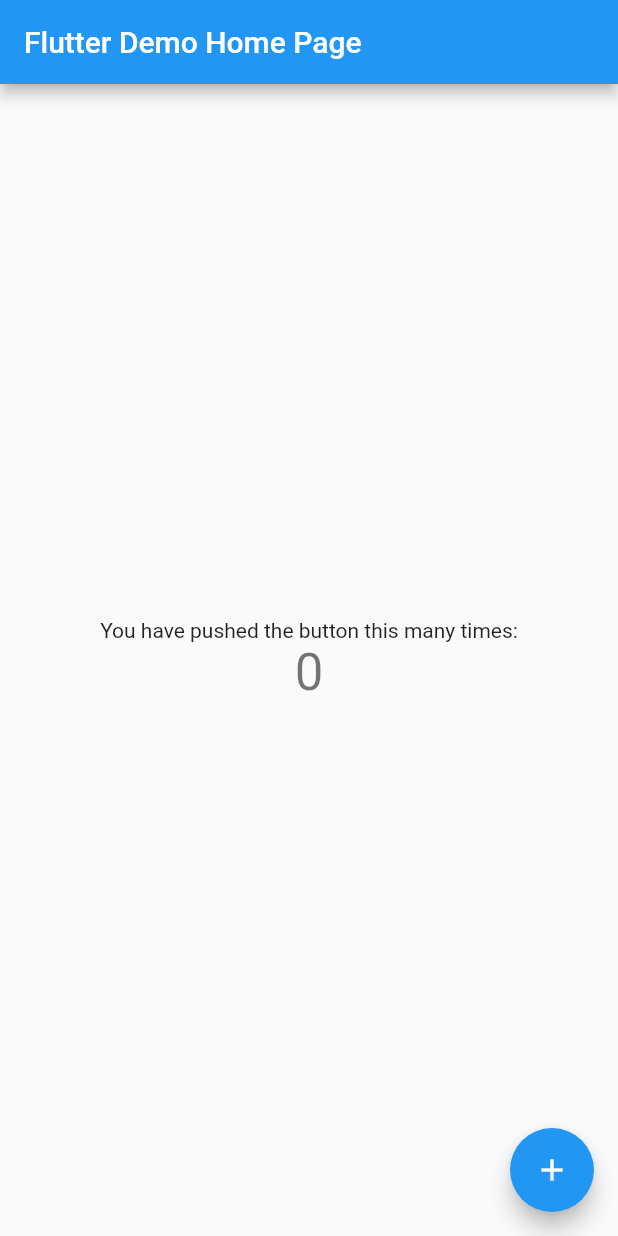
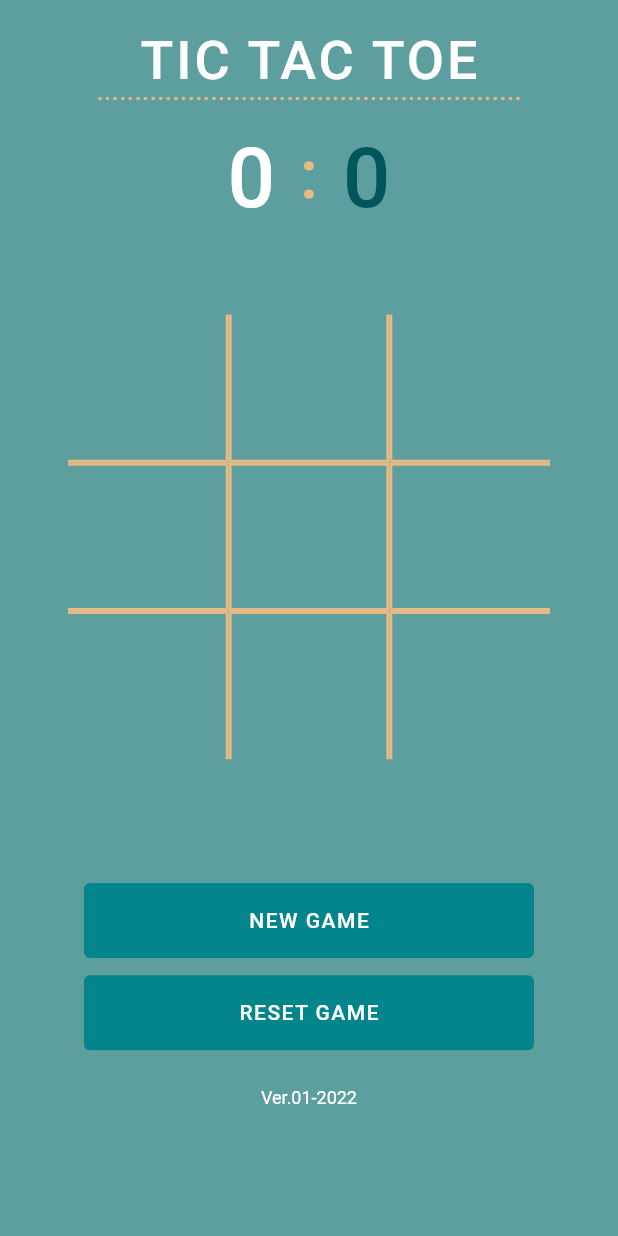
Before and after one commit to ShahoriarNahid/tic_tac_toe_game, a Flutter app: the screen it shows after launch, on a phone screen of 412 x 824 dp. Run offline on Flutter 3.47's test engine with Material 2 defaults, Android fonts, the light colour scheme and no system bars; our stand-ins replace get; Roboto replaces fonts that are missing (Montserrat).

Commit message:
function update

```diff
--- /dev/null
+++ b/lib/component/constant.dart
@@ -0,0 +1,20 @@
+import 'package:flutter/cupertino.dart';
+
+class Constants {
+  // Colors
+  static const Color backgroundColor = Color(0xff5d9e9f);
+  static const Color whiteColor = Color(0xffffffff);
+  static const Color yellowColor = Color(0xffe6b985);
+  static const Color accentColor = Color(0xff00565a);
+  static const Color buttonColor = Color(0xff03858b);
+  // Texts
+  static const String appTitle = 'TIC TAC TOE';
+  static const String semiColon = ':';
+  static const String newGameText = 'new game';
+  static const String resetGameText = 'reset game';
+  static const String resetButtonText = 'play again';
+  static const String dialogMiddleText = "Reset game to play again";
+  static const String versionNumber = 'Ver.01-2022';
+  // Fonts
+  static const String fontFamily = 'Montserrat';
+}
--- /dev/null
+++ b/lib/layout/layout.dart
@@ -0,0 +1,37 @@
+import 'package:flutter/material.dart';
+
+import '../component/constant.dart';
+import '../utils/config.dart';
+import '../widgets/app_footer.dart';
+import '../widgets/appbar.dart';
+
+
+class CustomLayout extends StatelessWidget {
+  final Widget child;
+
+  const CustomLayout({Key? key, required this.child}) : super(key: key);
+
+  @override
+  Widget build(BuildContext context) {
+    SizeConfig().init(context);
+    return Scaffold(
+      body: SafeArea(
+        child: Container(
+          width: MediaQuery.of(context).size.width,
+          height: MediaQuery.of(context).size.height,
+          color: Constants.backgroundColor,
+          child: Column(
+            children: [
+              const AppBarWidget(),
+              child,
+              Padding(
+                padding: EdgeInsets.only(top: SizeConfig.safeBlockVertical * 3),
+                child: const AppFooterWidget(),
+              ),
+            ],
+          ),
+        ),
+      ),
+    );
+  }
+}
--- a/lib/main.dart
+++ b/lib/main.dart
@@ -1,4 +1,6 @@
 import 'package:flutter/material.dart';
+import 'package:get/get.dart';
+import 'package:tic_tac_toe_game/pages/homepage.dart';
 
 void main() {
   runApp(const MyApp());
@@ -7,109 +9,15 @@
 class MyApp extends StatelessWidget {
   const MyApp({super.key});
 
-  // This widget is the root of your application.
   @override
   Widget build(BuildContext context) {
-    return MaterialApp(
-      title: 'Flutter Demo',
+    return GetMaterialApp(
+      debugShowCheckedModeBanner: false,
+      title: 'TIC TAC TOE',
       theme: ThemeData(
-        // This is the theme of your application.
-        //
-        // Try running your application with "flutter run". You'll see the
-        // application has a blue toolbar. Then, without quitting the app, try
-        // changing the primarySwatch below to Colors.green and then invoke
-        // "hot reload" (press "r" in the console where you ran "flutter run",
-        // or simply save your changes to "hot reload" in a Flutter IDE).
-        // Notice that the counter didn't reset back to zero; the application
-        // is not restarted.
         primarySwatch: Colors.blue,
       ),
-      home: const MyHomePage(title: 'Flutter Demo Home Page'),
+      home: const HomeScreen(),
     );
   }
 }
-
-class MyHomePage extends StatefulWidget {
-  const MyHomePage({super.key, required this.title});
-
-  // This widget is the home page of your application. It is stateful, meaning
-  // that it has a State object (defined below) that contains fields that affect
-  // how it looks.
-
-  // This class is the configuration for the state. It holds the values (in this
-  // case the title) provided by the parent (in this case the App widget) and
-  // used by the build method of the State. Fields in a Widget subclass are
-  // always marked "final".
-
-  final String title;
-
-  @override
-  State<MyHomePage> createState() => _MyHomePageState();
-}
-
-class _MyHomePageState extends State<MyHomePage> {
-  int _counter = 0;
-
-  void _incrementCounter() {
-    setState(() {
-      // This call to setState tells the Flutter framework that something has
-      // changed in this State, which causes it to rerun the build method below
-      // so that the display can reflect the updated values. If we changed
-      // _counter without calling setState(), then the build method would not be
-      // called again, and so nothing would appear to happen.
-      _counter++;
-    });
-  }
-
-  @override
-  Widget build(BuildContext context) {
-    // This method is rerun every time setState is called, for instance as done
-    // by the _incrementCounter method above.
-    //
-    // The Flutter framework has been optimized to make rerunning build methods
-    // fast, so that you can just rebuild anything that needs updating rather
-    // than having to individually change instances of widgets.
-    return Scaffold(
-      appBar: AppBar(
-        // Here we take the value from the MyHomePage object that was created by
-        // the App.build method, and use it to set our appbar title.
-        title: Text(widget.title),
-      ),
-      body: Center(
-        // Center is a layout widget. It takes a single child and positions it
-        // in the middle of the parent.
-        child: Column(
-          // Column is also a layout widget. It takes a list of children and
-          // arranges them vertically. By default, it sizes itself to fit its
-          // children horizontally, and tries to be as tall as its parent.
-          //
-          // Invoke "debug painting" (press "p" in the console, choose the
-          // "Toggle Debug Paint" action from the Flutter Inspector in Android
-          // Studio, or the "Toggle Debug Paint" command in Visual Studio Code)
-          // to see the wireframe for each widget.
-          //
-          // Column has various properties to control how it sizes itself and
-          // how it positions its children. Here we use mainAxisAlignment to
-          // center the children vertically; the main axis here is the vertical
-          // axis because Columns are vertical (the cross axis would be
-          // horizontal).
-          mainAxisAlignment: MainAxisAlignment.center,
-          children: <Widget>[
-            const Text(
-              'You have pushed the button this many times:',
-            ),
-            Text(
-              '$_counter',
-              style: Theme.of(context).textTheme.headline4,
-            ),
-          ],
-        ),
-      ),
-      floatingActionButton: FloatingActionButton(
-        onPressed: _incrementCounter,
-        tooltip: 'Increment',
-        child: const Icon(Icons.add),
-      ), // This trailing comma makes auto-formatting nicer for build methods.
-    );
-  }
-}
--- /dev/null
+++ b/lib/pages/homepage.dart
@@ -0,0 +1,75 @@
+import 'package:flutter/cupertino.dart';
+import 'package:get/get.dart';
+
+import '../component/constant.dart';
+import '../controller/controller.dart';
+import '../layout/layout.dart';
+import '../utils/config.dart';
+import '../widgets/button.dart';
+import '../widgets/cubes.dart';
+import '../widgets/scoreboard.dart';
+
+class HomeScreen extends StatefulWidget {
+  const HomeScreen({Key? key}) : super(key: key);
+
+  @override
+  State<HomeScreen> createState() => _HomeScreenState();
+}
+
+class _HomeScreenState extends State<HomeScreen> {
+  final TicTacToeController ticTacToeController =
+  Get.put(TicTacToeController());
+
+  @override
+  Widget build(BuildContext context) {
+    SizeConfig().init(context);
+    return GetBuilder<TicTacToeController>(builder: (_) {
+      return CustomLayout(
+        child: Padding(
+          padding: EdgeInsets.only(top: SizeConfig.safeBlockVertical * 2),
+          child: Column(
+            children: [
+              Padding(
+                padding:
+                EdgeInsets.only(bottom: SizeConfig.safeBlockVertical * 7),
+                child: ScoreboardWidget(
+                  xScore: ticTacToeController.xScore,
+                  yScore: ticTacToeController.yScore,
+                ),
+              ),
+              for (var i = 0; i < 3; i++)
+                Row(
+                  mainAxisAlignment: MainAxisAlignment.center,
+                  crossAxisAlignment: CrossAxisAlignment.start,
+                  children: [
+                    for (var j = 0; j < 3; j++)
+                      GestureDetector(
+                          onTap: () {
+                            ticTacToeController.onUserClick(i, j);
+                          },
+                          child: CubesWidget(
+                            i: i,
+                            j: j,
+                            displayElement: ticTacToeController.data[i][j],
+                          ))
+                  ],
+                ),
+              Padding(
+                  padding:
+                  EdgeInsets.only(top: SizeConfig.safeBlockVertical * 10),
+                  child: ButtonWidget(
+                      onPressed: () => {ticTacToeController.onNewGameClick()},
+                      text: Constants.newGameText)),
+              Padding(
+                  padding:
+                  EdgeInsets.only(top: SizeConfig.safeBlockVertical * 1.4),
+                  child: ButtonWidget(
+                      onPressed: () => {ticTacToeController.onResetClick()},
+                      text: Constants.resetGameText))
+            ],
+          ),
+        ),
+      );
+    });
+  }
+}
--- /dev/null
+++ b/lib/utils/config.dart
@@ -0,0 +1,30 @@
+import 'package:flutter/widgets.dart';
+
+class SizeConfig {
+  static double screenWidth = 0;
+  static double screenHeight = 0;
+  static double blockSizeHorizontal = 0;
+  static double blockSizeVertical = 0;
+
+  static double safeAreaHorizontal = 0;
+  static double safeAreaVertical = 0;
+  static double safeBlockHorizontal = 0;
+  static double safeBlockVertical = 0;
+
+  void init(BuildContext context) {
+    MediaQueryData mediaQueryData = MediaQuery.of(context);
+    screenWidth = mediaQueryData.size.width;
+    screenHeight = mediaQueryData.size.height;
+
+    blockSizeHorizontal = screenWidth / 100;
+    blockSizeVertical = screenHeight / 100;
+
+    safeAreaHorizontal =
+        mediaQueryData.padding.left + mediaQueryData.padding.right;
+    safeAreaVertical =
+        mediaQueryData.padding.top + mediaQueryData.padding.bottom;
+
+    safeBlockHorizontal = (screenWidth - safeAreaHorizontal) / 100;
+    safeBlockVertical = (screenHeight - safeAreaVertical) / 100;
+  }
+}
--- /dev/null
+++ b/lib/utils/util.dart
@@ -0,0 +1,116 @@
+import 'package:flutter/cupertino.dart';
+
+import '../component/constant.dart';
+
+class Util {
+  static String calculateWinner(List<List<String>> data) {
+    // if Draw happens,
+    bool _isDraw = true;
+    for (var i = 0; i < 3; i++) {
+      for (var j = 0; j < 3; j++) {
+        if (data[i][j] == '') {
+          _isDraw = false;
+        }
+      }
+    }
+
+    // Horizontal matches
+    if (data[0][0] == data[0][1] &&
+        data[0][1] == data[0][2] &&
+        data[0][0] != '') {
+      return data[0][0];
+    }
+    if (data[1][0] == data[1][1] &&
+        data[1][1] == data[1][2] &&
+        data[1][0] != '') {
+      return data[1][0];
+    }
+    if (data[2][0] == data[2][1] &&
+        data[2][1] == data[2][2] &&
+        data[2][0] != '') {
+      return data[2][0];
+    }
+
+    // Vertical matches
+    if (data[0][0] == data[1][0] &&
+        data[1][0] == data[2][0] &&
+        data[0][0] != '') {
+      return data[0][0];
+    }
+    if (data[0][1] == data[1][1] &&
+        data[1][1] == data[2][1] &&
+        data[0][1] != '') {
+      return data[0][1];
+    }
+    if (data[0][2] == data[1][2] &&
+        data[1][2] == data[2][2] &&
+        data[0][2] != '') {
+      return data[0][2];
+    }
+
+    // Diagonal matches
+    if (data[0][0] == data[1][1] &&
+        data[1][1] == data[2][2] &&
+        data[0][0] != '') {
+      return data[0][0];
+    }
+    if (data[0][2] == data[1][1] &&
+        data[1][1] == data[2][0] &&
+        data[0][2] != '') {
+      return data[0][2];
+    }
+
+    if (_isDraw) {
+      return 'draw';
+    }
+    return '';
+  }
+
+  static getBorderSide(int i, int j) {
+    const double width = 2;
+    const Color color = Constants.yellowColor;
+    if (i == 0 && j == 0) {
+      return const Border(
+          right: BorderSide(width: width, color: color),
+          bottom: BorderSide(width: width, color: color));
+    } else if (i == 0 && j == 1) {
+      return const Border(
+          left: BorderSide(width: width, color: color),
+          right: BorderSide(width: width, color: color),
+          bottom: BorderSide(width: width, color: color));
+    } else if (i == 0 && j == 2) {
+      return const Border(
+          left: BorderSide(width: width, color: color),
+          bottom: BorderSide(width: width, color: color));
+    } else if (i == 1 && j == 0) {
+      return const Border(
+          right: BorderSide(width: width, color: color),
+          top: BorderSide(width: width, color: color),
+          bottom: BorderSide(width: width, color: color));
+    } else if (i == 1 && j == 1) {
+      return const Border(
+          top: BorderSide(width: width, color: color),
+          left: BorderSide(width: width, color: color),
+          right: BorderSide(width: width, color: color),
+          bottom: BorderSide(width: width, color: color));
+    } else if (i == 1 && j == 2) {
+      return const Border(
+          top: BorderSide(width: width, color: color),
+          left: BorderSide(width: width, color: color),
+          bottom: BorderSide(width: width, color: color));
+    } else if (i == 2 && j == 0) {
+      return const Border(
+          right: BorderSide(width: width, color: color),
+          top: BorderSide(width: width, color: color));
+    } else if (i == 2 && j == 1) {
+      return const Border(
+          right: BorderSide(width: width, color: color),
+          left: BorderSide(width: width, color: color),
+          top: BorderSide(width: width, color: color));
+    } else {
+      return const Border(
+          left: BorderSide(width: width, color: color),
+          top: BorderSide(width: width, color: color));
+    }
+  }
+}
--- /dev/null
+++ b/lib/widgets/app_footer.dart
@@ -0,0 +1,18 @@
+import 'package:flutter/cupertino.dart';
+
+import '../component/constant.dart';
+
+class AppFooterWidget extends StatelessWidget {
+  const AppFooterWidget({Key? key}) : super(key: key);
+
+  @override
+  Widget build(BuildContext context) {
+    return const Text(
+      Constants.versionNumber,
+      style: TextStyle(
+          color: Constants.whiteColor,
+          fontFamily: Constants.fontFamily,
+          fontSize: 12),
+    );
+  }
+}
--- /dev/null
+++ b/lib/widgets/appbar.dart
@@ -0,0 +1,43 @@
+import 'package:flutter/cupertino.dart';
+import '../component/constant.dart';
+import '../utils/config.dart';
+
+class AppBarWidget extends StatelessWidget {
+  const AppBarWidget({Key? key}) : super(key: key);
+
+  @override
+  Widget build(BuildContext context) {
+    SizeConfig().init(context);
+    return Center(
+      child: Container(
+        padding: EdgeInsets.only(top: SizeConfig.safeBlockVertical * 6),
+        child: Column(
+          children: [
+            const Text(Constants.appTitle,
+                style: TextStyle(
+                    color: Constants.whiteColor,
+                    fontSize: 36,
+                    height: 0.1,
+                    fontFamily: Constants.fontFamily,
+                    fontWeight: FontWeight.w500,
+                    letterSpacing: 2)),
+            Row(
+              mainAxisAlignment: MainAxisAlignment.center,
+              crossAxisAlignment: CrossAxisAlignment.start,
+              children: List.generate(
+                  56,
+                  (_) => const Text(
+                        '.',
+                        style: TextStyle(
+                            color: Constants.yellowColor,
+                            fontWeight: FontWeight.w600,
+                            fontFamily: Constants.fontFamily,
+                            letterSpacing: 1),
+                      )),
+            )
+          ],
+        ),
+      ),
+    );
+  }
+}
--- /dev/null
+++ b/lib/widgets/button.dart
@@ -0,0 +1,38 @@
+import 'package:flutter/material.dart';
+
+import '../component/constant.dart';
+
+class ButtonWidget extends StatelessWidget {
+  final VoidCallback onPressed;
+  final String text;
+  final double? width;
+  final double? height;
+  const ButtonWidget(
+      {Key? key,
+      required this.onPressed,
+      required this.text,
+      this.width,
+      this.height})
+      : super(key: key);
+
+  @override
+  Widget build(BuildContext context) {
+    return SizedBox(
+      width: width ?? 300,
+      height: height ?? 50,
+      child: TextButton(
+        onPressed: onPressed,
+        style: ButtonStyle(
+            backgroundColor: MaterialStateProperty.all(Constants.buttonColor),
+            foregroundColor: MaterialStateProperty.all(Constants.whiteColor)),
+        child: Text(
+          text.toUpperCase(),
+          style: const TextStyle(
+              fontFamily: Constants.fontFamily,
+              fontWeight: FontWeight.w500,
+              letterSpacing: 1),
+        ),
+      ),
+    );
+  }
+}
--- /dev/null
+++ b/lib/widgets/cubes.dart
@@ -0,0 +1,47 @@
+import 'package:flutter/cupertino.dart';
+import 'package:get/get.dart';
+
+import '../component/constant.dart';
+import '../controller/controller.dart';
+import '../utils/config.dart';
+import '../utils/util.dart';
+
+class CubesWidget extends StatelessWidget {
+  final String displayElement;
+  final int i, j;
+  final TicTacToeController ticTacToeController =
+      Get.put(TicTacToeController());
+  CubesWidget(
+      {Key? key,
+      required this.displayElement,
+      required this.i,
+      required this.j})
+      : super(key: key);
+
+  @override
+  Widget build(BuildContext context) {
+    SizeConfig().init(context);
+    return GetBuilder<TicTacToeController>(builder: (_) {
+      return IgnorePointer(
+        ignoring: ticTacToeController.stopInteraction.value,
+        child: Container(
+          width: SizeConfig.safeBlockHorizontal * 26,
+          height: SizeConfig.safeBlockVertical * 12,
+          decoration: BoxDecoration(
+              color: Constants.backgroundColor,
+              border: Util.getBorderSide(i, j)),
+          child: Center(
+              child: Text(
+            displayElement,
+            textAlign: TextAlign.center,
+            style: TextStyle(
+                fontSize: 80,
+                color: displayElement == 'X'
+                    ? Constants.whiteColor
+                    : Constants.accentColor),
+          )),
+        ),
+      );
+    });
+  }
+}
--- /dev/null
+++ b/lib/widgets/scoreboard.dart
@@ -0,0 +1,52 @@
+import 'package:flutter/cupertino.dart';
+import 'package:get/get.dart';
+
+import '../component/constant.dart';
+import '../utils/config.dart';
+
+class ScoreboardWidget extends StatelessWidget {
+  final RxInt xScore;
+  final RxInt yScore;
+  const ScoreboardWidget({Key? key, required this.xScore, required this.yScore})
+      : super(key: key);
+
+  @override
+  Widget build(BuildContext context) {
+    SizeConfig().init(context);
+    return Row(
+      mainAxisAlignment: MainAxisAlignment.center,
+      crossAxisAlignment: CrossAxisAlignment.center,
+      children: [
+        Text(
+          '$xScore',
+          style: const TextStyle(
+              color: Constants.whiteColor,
+              fontSize: 56,
+              fontFamily: Constants.fontFamily,
+              fontWeight: FontWeight.w500),
+        ),
+        Padding(
+          padding: EdgeInsets.symmetric(
+              horizontal: SizeConfig.safeBlockHorizontal * 4),
+          child: const Text(
+            Constants.semiColon,
+            style: TextStyle(
+                color: Constants.yellowColor,
+                fontSize: 46,
+                fontFamily: Constants.fontFamily,
+                height: 1,
+                fontWeight: FontWeight.w500),
+          ),
+        ),
+        Text(
+          '$yScore',
+          style: const TextStyle(
+              color: Constants.accentColor,
+              fontSize: 56,
+              fontFamily: Constants.fontFamily,
+              fontWeight: FontWeight.w500),
+        ),
+      ],
+    );
+  }
+}
```
Also changed, not shown: lib/controller/controller.dart (added, +94 -0 lines), 1 other file.
